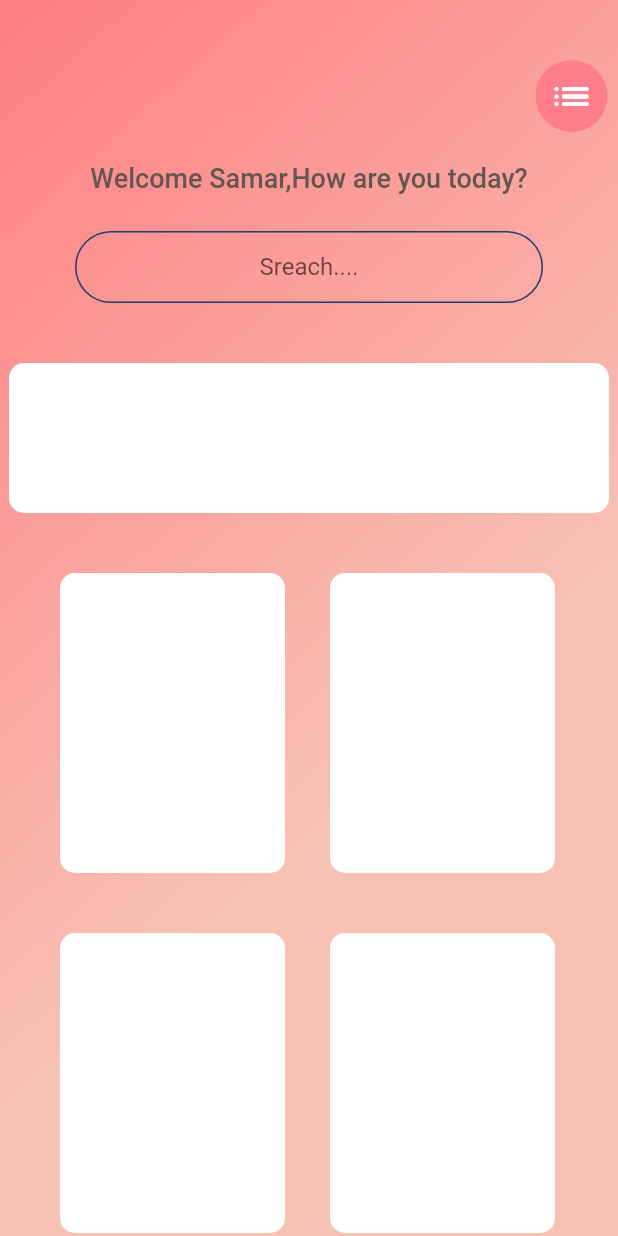
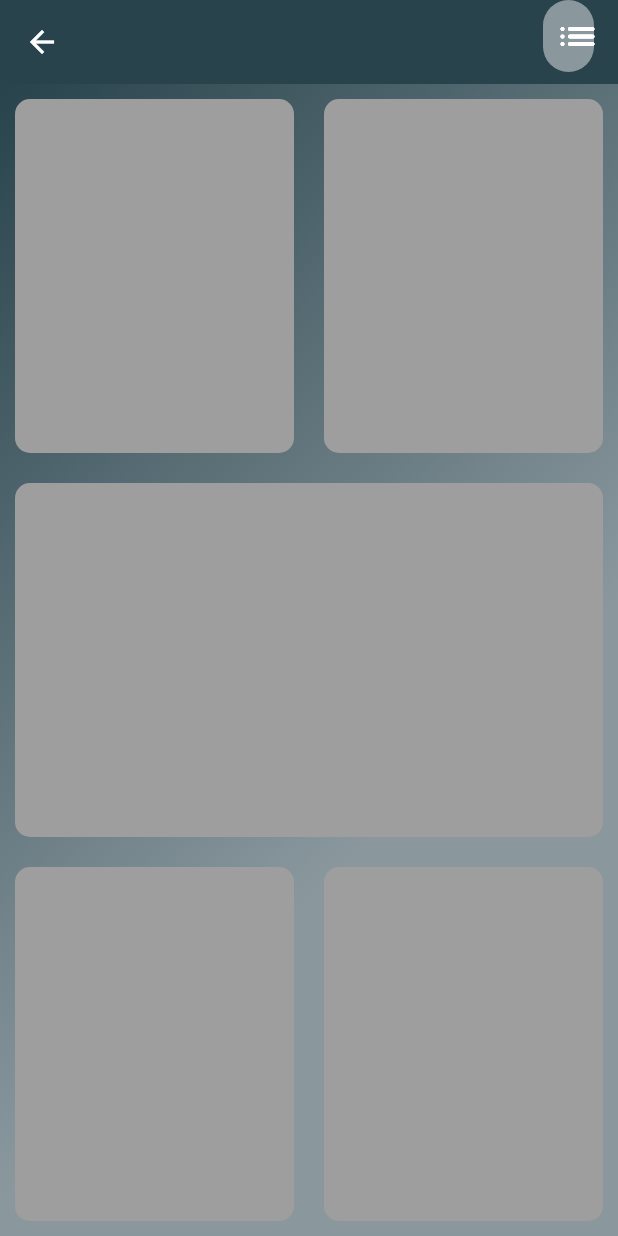
Before and after one commit to W1010x/MyFlutterApps, a Flutter app: the screen it shows after launch, after a tap on "Log In", on a phone screen of 412 x 824 dp. Run offline on Flutter 3.47's test engine with Material 2 defaults, Android fonts, the phone set to English and light mode, and no system bars.

Commit message:
Refactor widgts

```diff
--- a/user_form/lib/Screens/HomePage.dart
+++ b/user_form/lib/Screens/HomePage.dart
@@ -1,7 +1,8 @@
 import 'package:flutter/material.dart';
 import 'package:user_form/Const/Constants.dart';
+import 'package:user_form/widgets/Cards.dart';
+class homePage extends StatefulWidget {
 
-class homePage extends StatefulWidget {
   @override
   _homePageState createState() => _homePageState();
 }
@@ -10,10 +11,26 @@ class _homePageState extends State<homePage> {
   @override
   Widget build(BuildContext context) {
     return Scaffold(
-        backgroundColor: Colors.white,
-
-        body:
-        Container(
+     appBar: AppBar(
+       elevation: 0,
+       backgroundColor: Color(0xff28434c) ,
+       title:  Padding(
+         padding: const EdgeInsets.only(left: 290.0,bottom: 8),
+         child: Container(
+           decoration: BoxDecoration(
+             color: Color(0xff8a989e),
+             borderRadius: BorderRadius.circular(50),
+           ),
+           child: new IconButton(
+               icon: new Icon(
+                 Icons.list_rounded,
+                 size: 30.0,
+                 color: Colors.white,
+               ),onPressed: null),
+         ),
+       ),
+     ),
+        body: Container(
           width: double.infinity,
           //  height: 300,
           decoration: const BoxDecoration(
@@ -22,132 +39,31 @@ class _homePageState extends State<homePage> {
                 end:
                 Alignment(0.8, 0.0), // 10% of the width, so there are ten blinds.
                 colors: <Color>[
-
-                  Color(0xffff7e81),
-                  Color(0xfff7c1b4),
+                  Color(0xff28434c),
+                  Color(0xff8a989e),
                 ],
               )
           ),
-          child:Column(
-            mainAxisAlignment: MainAxisAlignment.start,
+          child: Column(
             children: [
-              Padding(
-                padding: const EdgeInsets.only(top:40.0,left: 350.0),
-                child: Container(
-                  decoration: BoxDecoration(
-                    color: Color(0xffff7e8b),
-                    borderRadius: BorderRadius.circular(50),
+              Expanded(child:Row(
+                children: [
+                  Expanded(child: CardsContiner(),
                   ),
-                  child: new IconButton(
-                      icon: new Icon(
-                        Icons.list_rounded,
-                        size: 30.0,
-                        color: Colors.white,
-                      ),onPressed: null),
-                ),
-              ),
-
-              //// Column 2
-              SizedBox(height: 20,),
-              Column(
-                mainAxisAlignment: MainAxisAlignment.center,
+                  Expanded(child: CardsContiner()),
+                ],
+              )),
+              Expanded(child:  CardsContiner()),
+              Expanded(child: Row(
                 children: [
-                  Text('Welcome Samar,How are you today?'
-                    , style: TextStyle(
-                      color: Color(0xFF635552),
-                      fontSize:18.0,
-                      fontWeight: FontWeight.w500,
-                    ),
-                  ),
-                  SizedBox(height: 25,),
-                  Padding(
-                    padding: const EdgeInsets.only(left: 50,right: 50),
-                    child: TextField(
-                        obscureText: true,//to hide the password
-                        textAlign: TextAlign.center,
-                        onChanged: (value) {
-                          //Do something with the user input.
-                        },
-                        decoration: kTextFieldDecoration.copyWith(
-                            hintText: "Sreach....",)
-                    ),
-                  ),
+                  Expanded(child: CardsContiner()),
+                  Expanded(child:  CardsContiner()),
                 ],
-              ),
-              SizedBox(height: 40),
-              Column(
-                children: [
-                  Container(
-                    width: 400,
-                    height: 100,
-                    decoration: BoxDecoration(
-                        color: Colors.white,
-                      borderRadius: BorderRadius.circular(10)
-                    ),
-                  )
-                ],),
-              SizedBox(height: 40),
-              Padding(
-                padding: const EdgeInsets.only(left: 40,right: 30),
-                child: Container(
-                  child: Column(
-                    children: [
-                      Row(
-                        children: [
-                          Container(
-                            width: 150,
-                            height: 200,
-                            decoration: BoxDecoration(
-                                color: Colors.white,
-                                borderRadius: BorderRadius.circular(10)
-                            ),
-                          ),
-                          SizedBox(width: 30.0,),
-                          Container(
-                            width: 150,
-                            height: 200,
-                            decoration: BoxDecoration(
-                                color: Colors.white,
-                                borderRadius: BorderRadius.circular(10)
-                            ),
-                          ),
-
-                        ],
-                      ),
-                      SizedBox(height: 40.0,),
-                      Row(
-                        children: [
-                          Container(
-                            width: 150,
-                            height: 200,
-                            decoration: BoxDecoration(
-                                color: Colors.white,
-                                borderRadius: BorderRadius.circular(10)
-                            ),
-                          ),
-                          SizedBox(width: 30.0,),
-                          Container(
-                            width: 150,
-                            height: 200,
-                            decoration: BoxDecoration(
-                                color: Colors.white,
-                                borderRadius: BorderRadius.circular(10)
-                            ),
-                          ),
-                        ],
-                      ),
-                    ],
-                  ),
-                ),
-              )
+              ))
 
 
             ],
-
           ),
-
-        )
+    )
     );
-
-  }
-}
+  }}
--- a/user_form/lib/Screens/Login.dart
+++ b/user_form/lib/Screens/Login.dart
@@ -34,13 +34,15 @@ class _LoginScreenState extends State<LoginScreen> {
               crossAxisAlignment: CrossAxisAlignment.stretch,
               children: <Widget>[
 
-                // Container(
-                //
-                //   height: 400.0,
-                //   child: Image.asset('assets/relax.png',),
-                // ),
+                Hero(
+                  tag:'login',
+                  child: Container(
+                    height: 100.0,
+                    child: Image.asset('assets/diamond.png',),
+                  ),
+                ),
                 SizedBox(
-                  height: 20.0,
+                  height: 30.0,
                 ),
                 Center(
                   child: Text(
--- /dev/null
+++ b/user_form/lib/widgets/Cards.dart
@@ -0,0 +1,17 @@
+import 'package:flutter/material.dart';
+class CardsContiner extends StatelessWidget {
+  const CardsContiner({
+    Key key,
+  }) : super(key: key);
+
+  @override
+  Widget build(BuildContext context) {
+    return Container(
+      margin: EdgeInsets.all(10.0),
+      decoration: BoxDecoration(
+          color: Colors.grey,
+          borderRadius: BorderRadius.circular(10.0)
+      ),
+    );
+  }
+}
--- a/user_form/pubspec.yaml
+++ b/user_form/pubspec.yaml
@@ -47,7 +47,7 @@ flutter:
   # To add assets to your application, add an assets section, like this:
   assets:
     - assets/relax.png
-    - assets/io.jpg
+    - assets/diamond.png
   # An image asset can refer to one or more resolution-specific "variants", see
   # https://flutter.dev/assets-and-images/#resolution-aware.
 
```
Also changed, not shown: user_form/assets/diamond.png (added).
